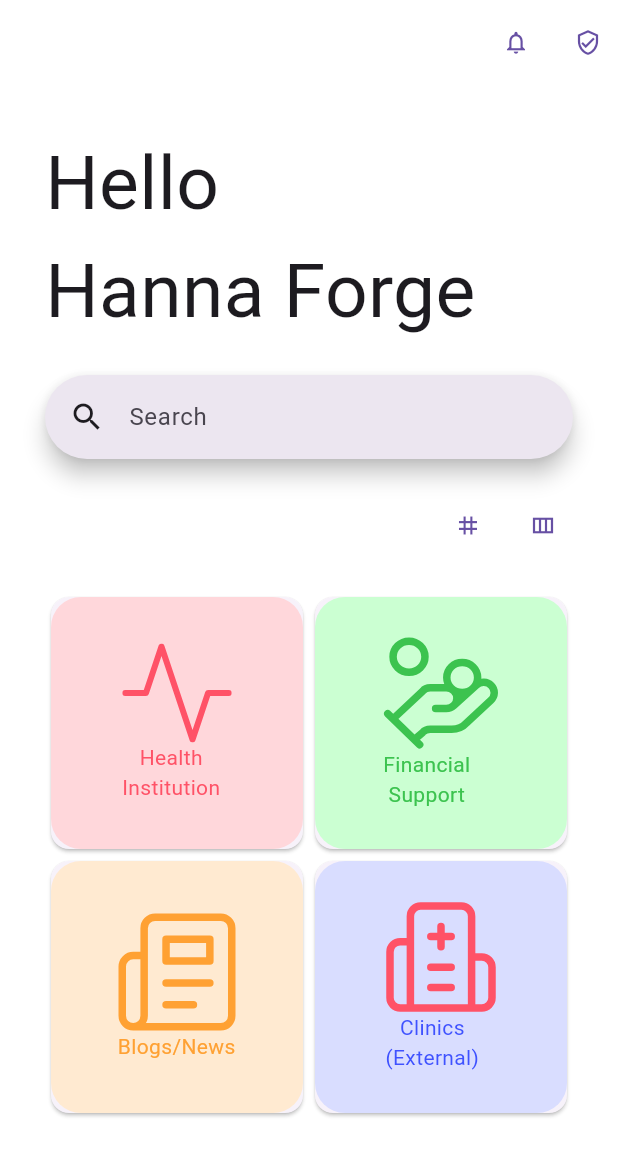
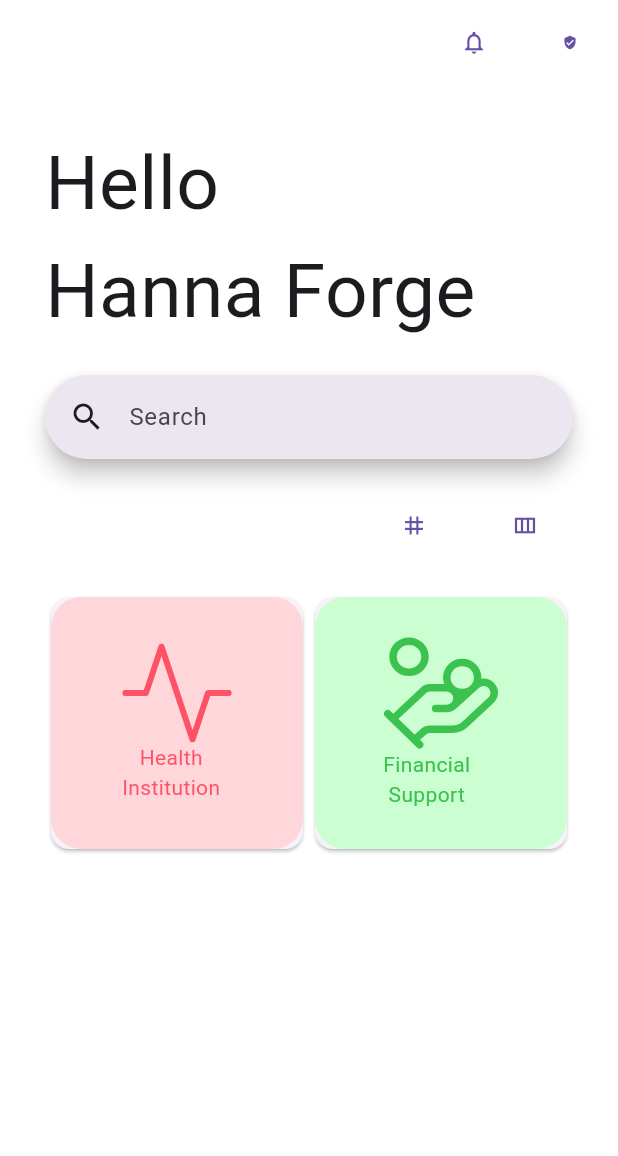
Before and after one commit to CapillanesFrizty/CanLineCom, a Flutter app: the screen it shows after launch, on a phone screen of 412 x 824 dp. Shown: the top 1156 px of the screen. Run offline on Flutter 3.47's test engine with Material 3 defaults, Android fonts, the phone set to English and light mode, and no system bars; our stand-ins replace flutter_svg, go_router.

Commit message:
Main Update
Changes:
- Health Institution
- Routing
- Scaffold
- Layout
- etc

```diff
--- a/canlineapp/lib/Layouts/GridViewLayout/GridViewLayout.dart
+++ b/canlineapp/lib/Layouts/GridViewLayout/GridViewLayout.dart
@@ -1,8 +1,8 @@
 import 'package:flutter/material.dart';
 
-class GridViewLayout extends StatelessWidget {
+class GridLayout extends StatelessWidget {
   final List<Widget> childrenPorps;
-  const GridViewLayout({super.key, required this.childrenPorps});
+  const GridLayout({super.key, required this.childrenPorps});
 
   @override
   Widget build(BuildContext context) {
--- a/canlineapp/lib/Layouts/Scaffold/ScaffoldLayout.dart
+++ b/canlineapp/lib/Layouts/Scaffold/ScaffoldLayout.dart
@@ -2,10 +2,14 @@ import 'package:flutter/material.dart';
 
 class ScaffoldLayoutWidget extends StatefulWidget {
   final Widget bodyWidget;
-  final List<Widget> actionsWidget;
+  final List<Widget>? actionsWidget;
+  final Widget? leadingWidget;
 
   const ScaffoldLayoutWidget(
-      {super.key, required this.bodyWidget, required this.actionsWidget});
+      {super.key,
+      required this.bodyWidget,
+      this.actionsWidget,
+      this.leadingWidget});
 
   @override
   State<ScaffoldLayoutWidget> createState() => _ScaffoldLayoutWidgetState();
@@ -19,6 +23,7 @@ class _ScaffoldLayoutWidgetState extends State<ScaffoldLayoutWidget> {
       appBar: AppBar(
         backgroundColor: Colors.white,
         actions: widget.actionsWidget,
+        leading: widget.leadingWidget,
       ),
       body: widget.bodyWidget,
     );
--- /dev/null
+++ b/canlineapp/lib/Routes/goRoute.dart
@@ -0,0 +1,48 @@
+import 'package:flutter/material.dart';
+import 'package:go_router/go_router.dart';
+import '../screen/BarrelFileScreen.dart';
+import '../Layouts/BarrelFileLayouts.dart';
+import '../widgets/BarrelFileWidget..dart';
+
+final GoRouter linkrouter = GoRouter(
+  //! Home Route
+  routes: [
+    GoRoute(
+      path: '/',
+      builder: (context, state) => ScaffoldLayoutWidget(
+        bodyWidget: HomeScreen(),
+        actionsWidget: const [ScaffoldActionsButtons1()],
+      ),
+    ),
+    // ! Health Institution Route
+    GoRoute(
+      path: '/Health-Insititution',
+      builder: (context, state) => ScaffoldLayoutWidget(
+        leadingWidget: TextButton(
+          onPressed: () {
+            context.go('/');
+          },
+          child: Icon(Icons.arrow_back),
+        ),
+        bodyWidget: HealthInstitutionScreen(),
+        actionsWidget: const [ScaffoldActionsButtons1()],
+      ),
+      routes: [
+        // ! More Info Intended for Health Institution Route
+        GoRoute(
+          path: 'More-Info',
+          builder: (context, state) => ScaffoldLayoutWidget(
+            bodyWidget: const MoreinfoIntitutionscreen(),
+            leadingWidget: TextButton(
+              onPressed: () {
+                context.go('/Health-Insititution');
+              },
+              child: const Icon(Icons.arrow_back),
+            ),
+            actionsWidget: const [ScaffoldActionsButtons2()],
+          ),
+        ),
+      ],
+    ),
+  ],
+);
--- /dev/null
+++ b/canlineapp/lib/app.dart
@@ -0,0 +1,13 @@
+import 'package:flutter/material.dart';
+import 'Routes/goRoute.dart';
+
+class App extends StatelessWidget {
+  const App({super.key});
+
+  @override
+  Widget build(BuildContext context) {
+    return MaterialApp.router(
+      routerConfig: linkrouter,
+    );
+  }
+}
--- a/canlineapp/lib/main.dart
+++ b/canlineapp/lib/main.dart
@@ -1,19 +1,7 @@
 // import './screen/onboarding/splash_screen.dart';
 import 'package:flutter/material.dart';
-import './screen/HomeScreen/HomeScreen.dart';
+import 'app.dart';
 
 void main() {
-  runApp(const MainApp());
+  runApp(const App());
 }
-
-class MainApp extends StatelessWidget {
-  const MainApp({super.key});
-
-  @override
-  Widget build(BuildContext context) {
-    return const MaterialApp(
-      home: HomeScreen(),
-      debugShowCheckedModeBanner: false,
-    );
-  }
-}
--- /dev/null
+++ b/canlineapp/lib/screen/BarrelFileScreen.dart
@@ -0,0 +1,5 @@
+export './HomeScreen/HomeScreen.dart';
+
+// ! Health Institution Screens
+export './HealthInstitution/HealthInstitutionScreen.dart';
+export './HealthInstitution/MoreInfo_IntitutionScreen.dart';
--- a/canlineapp/lib/screen/HomeScreen/HomeScreen.dart
+++ b/canlineapp/lib/screen/HomeScreen/HomeScreen.dart
@@ -1,16 +1,14 @@
 import 'package:flutter/material.dart';
-import '../../Layouts/GridViewLayout/GridViewLayout.dart';
-import '../../Layouts/Scaffold/ScaffoldLayout.dart';
-import '../../widgets/Card/InkwellcardwidgetWidget.dart';
-import '../../widgets/Scaffold/Actionsbutton.dart';
+import 'package:go_router/go_router.dart';
+import '../../Layouts/BarrelFileLayouts.dart';
+import '../../widgets/BarrelFileWidget..dart';
 
 class HomeScreen extends StatelessWidget {
   const HomeScreen({super.key});
 
   @override
   Widget build(BuildContext context) {
-    return ScaffoldLayoutWidget(
-      bodyWidget: Padding(
+    return Padding(
       padding: const EdgeInsets.all(30.0),
       child: Column(
         crossAxisAlignment: CrossAxisAlignment.start,
@@ -33,59 +31,55 @@ class HomeScreen extends StatelessWidget {
           const SizedBox(height: 20),
           Row(
             mainAxisAlignment: MainAxisAlignment.end,
-              children: const [
-                ActionsButtons(
-                  icon: Icon(Icons.grid_3x3_outlined),
+            children: [
+              TextButton(
+                onPressed: () {},
+                child: Icon(Icons.grid_3x3_outlined),
               ),
               SizedBox(width: 10),
-                ActionsButtons(
-                  icon: Icon(Icons.view_column_outlined),
+              TextButton(
+                onPressed: () {},
+                child: Icon(Icons.view_column_outlined),
               ),
             ],
           ),
           const SizedBox(height: 20),
           Expanded(
-              child: GridViewLayout(
-                childrenPorps: const [
+            child: GridLayout(
+              childrenPorps: [
                 Inkwellcardwidget(
                   label: "Health\nInstitution",
                   iconAsset: 'lib/assets/icons/Hospital.svg',
                   textColor: 0xffff5267,
                   bgColor: 0xffffd7db,
-                      iconColor: 0xffff5267),
+                  iconColor: 0xffff5267,
+                  goto: () => context.go('/Health-Insititution'),
+                ),
                 Inkwellcardwidget(
                   label: "Financial\nSupport",
                   iconAsset: 'lib/assets/icons/Financial.svg',
                   textColor: 0xff3cc34f,
                   bgColor: 0xffcbffd2,
-                      iconColor: 0xff3cc34f),
-                  Inkwellcardwidget(
-                      label: "Blogs/News",
-                      iconAsset: 'lib/assets/icons/Blogs.svg',
-                      textColor: 0xffffa133,
-                      bgColor: 0xffffead1,
-                      iconColor: 0xffffa133),
-                  Inkwellcardwidget(
-                      label: "Clinics\n(External)",
-                      iconAsset: 'lib/assets/icons/Clinics.svg',
-                      textColor: 0xff3f52ff,
-                      bgColor: 0xffd9ddff,
-                      iconColor: 0xffff5267),
+                  iconColor: 0xff3cc34f,
+                  goto: () {},
+                ),
+                //   Inkwellcardwidget(
+                //       label: "Blogs/News",
+                //       iconAsset: 'lib/assets/icons/Blogs.svg',
+                //       textColor: 0xffffa133,
+                //       bgColor: 0xffffead1,
+                //       iconColor: 0xffffa133),
+                //   Inkwellcardwidget(
+                //       label: "Clinics\n(External)",
+                //       iconAsset: 'lib/assets/icons/Clinics.svg',
+                //       textColor: 0xff3f52ff,
+                //       bgColor: 0xffd9ddff,
+                //       iconColor: 0xffff5267),
               ],
             ),
           ),
         ],
       ),
-      ),
-      actionsWidget: const [
-        ActionsButtons(
-          icon: Icon(Icons.notifications_outlined),
-        ),
-        SizedBox(width: 8),
-        ActionsButtons(
-          icon: Icon(Icons.verified_user_outlined),
-        ),
-      ],
     );
   }
 }
--- a/canlineapp/lib/widgets/Card/InkwellcardwidgetWidget.dart
+++ b/canlineapp/lib/widgets/Card/InkwellcardwidgetWidget.dart
@@ -1,19 +1,19 @@
 import 'package:flutter/material.dart';
-
 import 'package:flutter_svg/flutter_svg.dart';
 
 class Inkwellcardwidget extends StatelessWidget {
   final String label, iconAsset;
   final int textColor, bgColor, iconColor;
+  final VoidCallback goto;
 
-  const Inkwellcardwidget({
-    super.key,
-    required this.label,
-    required this.iconAsset,
-    required this.textColor,
-    required this.bgColor,
-    required this.iconColor,
-  });
+  const Inkwellcardwidget(
+      {super.key,
+      required this.label,
+      required this.iconAsset,
+      required this.textColor,
+      required this.bgColor,
+      required this.iconColor,
+      required this.goto});
 
   @override
   Widget build(BuildContext context) {
@@ -26,9 +26,7 @@ class Inkwellcardwidget extends StatelessWidget {
         child: InkWell(
           splashColor: Colors.transparent,
           highlightColor: Colors.transparent,
-          onTap: () {
-            debugPrint('$label Card tapped.');
-          },
+          onTap: goto,
           child: Center(
             child: Column(
               mainAxisAlignment: MainAxisAlignment.center,
--- a/canlineapp/lib/widgets/Scaffold/Actionsbutton.dart
+++ /dev/null
@@ -1,20 +0,0 @@
-import 'package:flutter/material.dart';
-
-class ActionsButtons extends StatelessWidget {
-  final Widget icon;
-  const ActionsButtons({super.key, required this.icon});
-
-  @override
-  Widget build(BuildContext context) {
-    return SizedBox(
-      width: 40,
-      child: TextButton(
-        onPressed: () {},
-        style: TextButton.styleFrom(
-          padding: EdgeInsets.zero, // Removes default padding
-        ),
-        child: icon,
-      ),
-    );
-  }
-}
--- /dev/null
+++ b/canlineapp/lib/widgets/Scaffold/ScaffoldActionsButtons.dart
@@ -0,0 +1,56 @@
+import 'package:flutter/material.dart';
+
+class ScaffoldActionsButtons1 extends StatelessWidget {
+  const ScaffoldActionsButtons1({super.key});
+
+  @override
+  Widget build(BuildContext context) {
+    return Row(
+      children: [
+        TextButton(
+          onPressed: () {},
+          style: TextButton.styleFrom(
+            padding: EdgeInsets.zero, // Removes default padding
+          ),
+          child: Icon(Icons.notifications_outlined),
+        ),
+        TextButton(
+          onPressed: () {},
+          style: TextButton.styleFrom(
+            padding: EdgeInsets.zero, // Removes default padding
+          ),
+          child: Icon(
+            Icons.verified_user,
+            size: 10,
+          ),
+        ),
+      ],
+    );
+  }
+}
+
+class ScaffoldActionsButtons2 extends StatelessWidget {
+  const ScaffoldActionsButtons2({super.key});
+
+  @override
+  Widget build(BuildContext context) {
+    return Row(
+      children: [
+        TextButton(
+          onPressed: () {},
+          style: TextButton.styleFrom(
+            padding: EdgeInsets.zero, // Removes default padding
+          ),
+          child: Icon(Icons.share),
+        ),
+        TextButton(
+          onPressed: () {},
+          style: TextButton.styleFrom(
+            padding: EdgeInsets.zero, // Removes default padding
+          ),
+          child: Icon(Icons.favorite_outline),
+        ),
+      ],
+    );
+  }
+}
--- a/canlineapp/pubspec.yaml
+++ b/canlineapp/pubspec.yaml
@@ -10,6 +10,8 @@ dependencies:
   flutter:
     sdk: flutter
   flutter_svg: ^2.0.10+1
+  go_router: ^14.2.7
+
 
 dev_dependencies:
   flutter_test:
@@ -27,6 +29,7 @@ flutter:
     - lib/assets/icons/Clinics.svg
     - lib/assets/icons/Blogs.svg
     - lib/assets/icons/Bell.svg
+    - lib\assets\images\jpeg\spmc.jpg
 
   fonts:
     - family: Gilroy
```
Also changed, not shown: canlineapp/lib/Layouts/BarrelFileLayouts.dart (added, +8 -0 lines), canlineapp/lib/screen/HealthInstitution/HealthInstitutionScreen.dart (added, +57 -0 lines), canlineapp/lib/screen/HealthInstitution/MoreInfo_IntitutionScreen.dart (added, +10 -0 lines), canlineapp/lib/widgets/BarrelFileWidget..dart (added, +14 -0 lines), canlineapp/lib/widgets/Card/CardDesign1.dart (added, +53 -0 lines), canlineapp/lib/assets/images/jpeg/spmc.jpg (added), canlineapp/pubspec.lock. Lines whose indentation alone changed are shown as unchanged.
